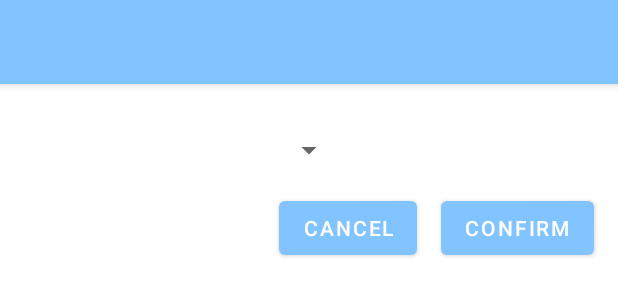
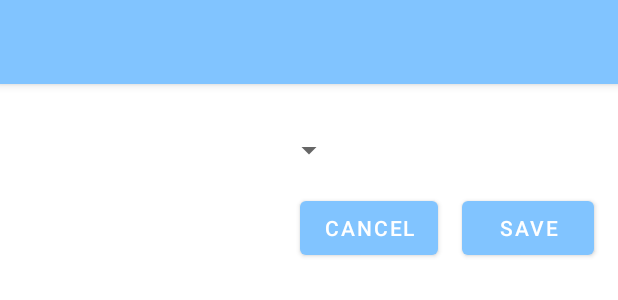
Before and after one commit to DavidPrecopia/RxTracker, an Android app: the layout add_time_stamp_view.xml on its own in the app's theme, with its tools: preview values and no code run, on a phone screen of 412 x 824 dp. Shown: the top 300 px of the screen. Run offline under Robolectric (Android 15) with nearby library versions, the phone set to English and light mode, and no system bars.

Commit message:
Added missing titles to buttons

```diff
--- a/app/src/main/res/layout/add_time_stamp_view.xml
+++ b/app/src/main/res/layout/add_time_stamp_view.xml
@@ -40,18 +40,18 @@
             android:layout_height="wrap_content"
             android:layout_marginTop="@dimen/margin_normal"
             android:layout_marginEnd="@dimen/margin_normal"
+            android:text="@string/button_title_save"
             app:layout_constraintEnd_toEndOf="parent"
-            app:layout_constraintTop_toBottomOf="@id/spinner"
-            tools:text="CONFIRM" />
+            app:layout_constraintTop_toBottomOf="@id/spinner" />
 
         <com.google.android.material.button.MaterialButton
             android:id="@+id/button_cancel"
             android:layout_width="wrap_content"
             android:layout_height="wrap_content"
             android:layout_marginEnd="@dimen/margin_normal"
+            android:text="@string/button_title_cancel"
             app:layout_constraintEnd_toStartOf="@id/button_confirm"
-            app:layout_constraintTop_toTopOf="@id/button_confirm"
-            tools:text="CANCEL" />
+            app:layout_constraintTop_toTopOf="@id/button_confirm" />
 
         <ProgressBar
             android:id="@+id/progress_bar"
--- a/app/src/main/res/values/strings.xml
+++ b/app/src/main/res/values/strings.xml
@@ -8,4 +8,7 @@
 
     <string name="menu_item_title_prescriptions">Prescriptions</string>
     <string name="menu_item_title_delete">Delete</string>
+
+    <string name="button_title_save">Save</string>
+    <string name="button_title_cancel">Cancel</string>
 </resources>
```
